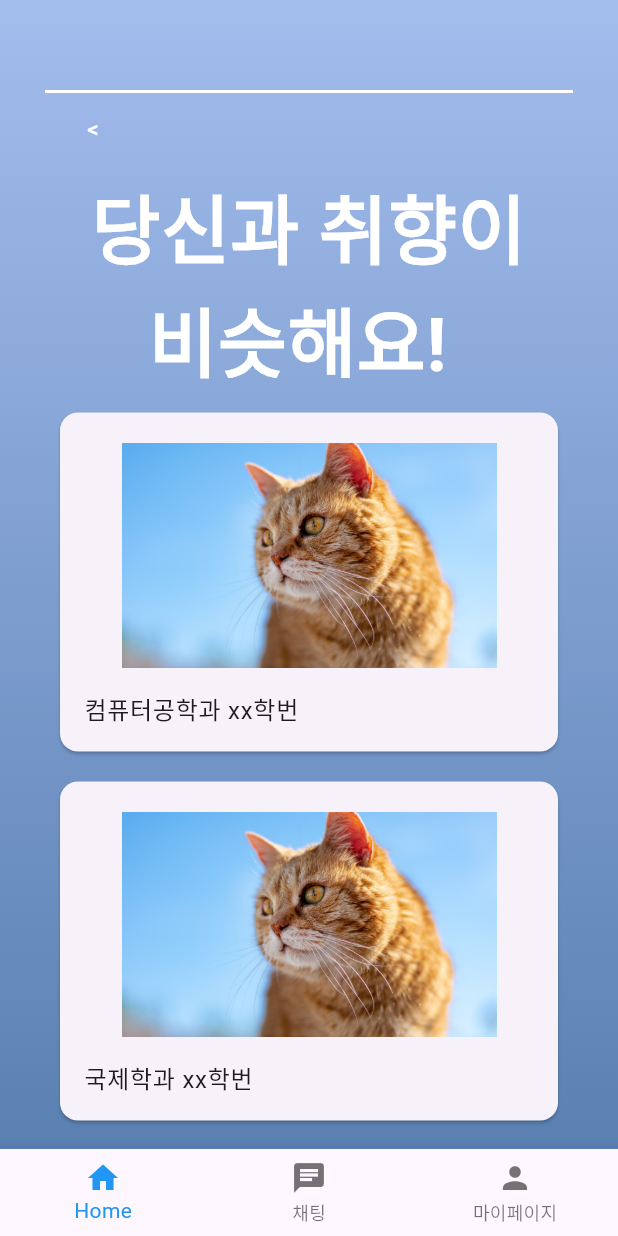
After one commit to mynameSumin/khu_meet, a Flutter app: the MatchPeoplePage screen opened directly, on a phone screen of 412 x 824 dp. The commit adds this screen. Run offline on Flutter 3.47's test engine with Material 3 defaults, Android fonts, the phone set to English and light mode, and no system bars; our stand-ins replace flutter_dotenv, image_picker; Roboto replaces fonts that are missing (title).

```diff
--- /dev/null
+++ b/lib/models/options.dart
@@ -0,0 +1,16 @@
+//응답지
+class Option {
+  final String id;
+  final String questionId;
+  final String optionText;
+
+  Option({required this.id, required this.questionId, required this.optionText});
+
+  factory Option.fromJson(Map<String, dynamic> json) {
+    return Option(
+      id: json['_id'],
+      questionId: json['question_id'],
+      optionText: json['option_text'],
+    );
+  }
+}
--- /dev/null
+++ b/lib/models/questions.dart
@@ -0,0 +1,14 @@
+//질문지
+class Question {
+  final String id;
+  final String questionText;
+
+  Question({required this.id, required this.questionText});
+
+  factory Question.fromJson(Map<String, dynamic> json) {
+    return Question(
+      id: json['_id'],
+      questionText: json['question_text'],
+    );
+  }
+}
--- a/lib/screens/join_screen.dart
+++ b/lib/screens/join_screen.dart
@@ -5,7 +5,7 @@ import 'package:khu_meet/screens/join_complete_screen.dart';
 import 'package:khu_meet/screens/landing_screen.dart';
 import 'package:image_picker/image_picker.dart';
 import 'dart:io';
-import "package:khu_meet/service/user.dart";
+import "package:khu_meet/service/user_api.dart";
 
 class JoinPage extends StatefulWidget {
   final String email;
--- a/lib/screens/login_screen.dart
+++ b/lib/screens/login_screen.dart
@@ -2,7 +2,7 @@ import 'dart:convert';
 import 'package:flutter/material.dart';
 import 'package:http/http.dart' as http;
 import 'package:khu_meet/screens/home_screen.dart';
-import 'package:khu_meet/service/user.dart';
+import 'package:khu_meet/service/user_api.dart';
 
 class LoginPage extends StatefulWidget {
   @override
--- /dev/null
+++ b/lib/screens/match_people_screen.dart
@@ -0,0 +1,115 @@
+import 'package:flutter/material.dart';
+import 'match_detail_screen.dart';
+
+class MatchPeoplePage extends StatelessWidget {
+  final List<Map<String, String>> cards = [
+    {'title': '컴퓨터공학과 xx학번', 'department': '컴퓨터공학과', 'year': 'xx학번', 'image': 'assets/images/cat.jpeg'},
+    {'title': '국제학과 xx학번', 'department': '국제학과', 'year': 'xx학번', 'image': 'assets/images/cat.jpeg'},
+    {'title': '연극영화학과 xx학번', 'department': '연극영화학과', 'year': 'xx학번', 'image': 'assets/images/cat.jpeg'},
+    {'title': '국제학과 xx학번', 'department': '국제학과', 'year': 'xx학번', 'image': 'assets/images/cat.jpeg'},
+  ];
+
+  @override
+  Widget build(BuildContext context) {
+    return Scaffold(
+      body: Container(
+        decoration: BoxDecoration(
+          gradient: LinearGradient(
+            begin: Alignment.topCenter,
+            end: Alignment.bottomCenter,
+            colors: [
+              Color(0xffA3BDED),
+              Color(0xff5A80B2),
+            ],
+          ),
+        ),
+        child: Column(
+          children: [
+            Container(
+              decoration: BoxDecoration(
+                border: Border(top: BorderSide(color: Colors.white, width: 2)),
+              ),
+              alignment: Alignment.centerLeft,
+              margin: EdgeInsets.only(left: 30, top: 60, right: 30, bottom: 5),
+              child: TextButton(
+                onPressed: () {
+                  Navigator.pop(context);
+                },
+                style: TextButton.styleFrom(),
+                child: Text(
+                  "<",
+                  style: TextStyle(
+                    fontSize: 15,
+                    color: Colors.white,
+                  ),
+                ),
+              ),
+            ),
+            Container(
+              child: Text(
+                '당신과 취향이\n   비슷해요!',
+                style: TextStyle(
+                  fontSize: 50,
+                  fontFamily: "title",
+                  color: Colors.white,
+                  fontWeight: FontWeight.bold,
+                ),
+              ),
+            ),
+            Expanded(
+              child: ListView.builder(
+                itemCount: cards.length,
+                itemBuilder: (context, index) {
+                  return GestureDetector(
+                    onTap: () {
+                      Navigator.push(
+                        context,
+                        MaterialPageRoute(
+                          builder: (context) => DetailPage(card: cards[index]),
+                        ),
+                      );
+                    },
+                    child: Card(
+                      margin: EdgeInsets.symmetric(horizontal: 40, vertical: 10),
+                      child: Column(
+                        children: [
+                          SizedBox(height: 20,),
+                          Image.asset(
+                            cards[index]['image']!,
+                            fit: BoxFit.cover,
+                            height: 150,
+                            width: 250,
+                          ),
+                          ListTile(
+                            title: Text(cards[index]['title']!),
+                          ),
+                        ],
+                      ),
+                    ),
+                  );
+                },
+              ),
+            ),
+          ],
+        ),
+      ),
+      bottomNavigationBar: BottomNavigationBar(
+        items: const <BottomNavigationBarItem>[
+          BottomNavigationBarItem(
+            icon: Icon(Icons.home),
+            label: 'Home',
+          ),
+          BottomNavigationBarItem(
+            icon: Icon(Icons.chat),
+            label: '채팅',
+          ),
+          BottomNavigationBarItem(
+            icon: Icon(Icons.person),
+            label: '마이페이지',
+          ),
+        ],
+        selectedItemColor: Colors.blue,
+      ),
+    );
+  }
+}
```
Also changed, not shown: lib/screens/home_screen.dart (+93 -23 lines), lib/screens/match_detail_screen.dart (added, +129 -0 lines), lib/service/questions_api.dart (added, +32 -0 lines), lib/widgets/card.dart (+11 -7 lines), lib/screens/card_screen.dart (added), lib/service/user_api.dart (renamed from lib/service/user.dart).
